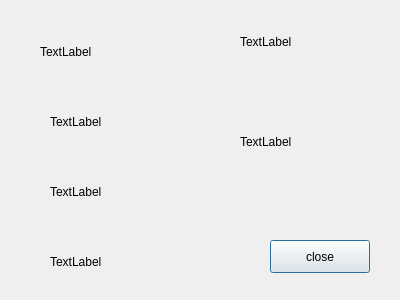
anashaybani/Bank, file showadminwindow.ui: the form before one commit.
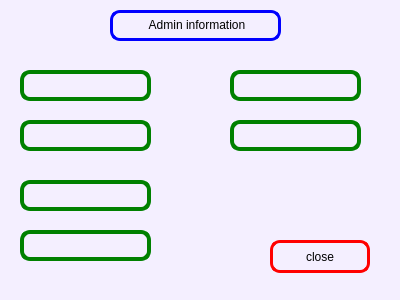
The form after the commit.

Patch:
```diff
--- a/showadminwindow.ui
+++ b/showadminwindow.ui
@@ -13,17 +13,28 @@
   <property name="windowTitle">
    <string>Dialog</string>
   </property>
+  <property name="styleSheet">
+   <string notr="true">background-color: rgb(244, 239, 255);
+color: rgb(0, 0, 0);</string>
+  </property>
   <widget class="QLabel" name="passwordLabel">
    <property name="geometry">
     <rect>
-     <x>240</x>
-     <y>130</y>
-     <width>72</width>
-     <height>24</height>
+     <x>230</x>
+     <y>120</y>
+     <width>131</width>
+     <height>31</height>
     </rect>
    </property>
+   <property name="styleSheet">
+    <string notr="true">border-radius:10px;
+
+color: rgb(0, 0, 0);
+border:4px solid green;
+f</string>
+   </property>
    <property name="text">
-    <string>TextLabel</string>
+    <string/>
    </property>
   </widget>
   <widget class="QPushButton" name="closeButton">
@@ -35,6 +46,12 @@
      <height>33</height>
     </rect>
    </property>
+   <property name="styleSheet">
+    <string notr="true">border-radius:10px;
+
+color: rgb(0, 0, 0);
+border:3px solid red;</string>
+   </property>
    <property name="text">
     <string>close</string>
    </property>
@@ -42,66 +59,121 @@
   <widget class="QLabel" name="usernameLabel">
    <property name="geometry">
     <rect>
-     <x>240</x>
-     <y>30</y>
-     <width>72</width>
-     <height>24</height>
+     <x>230</x>
+     <y>70</y>
+     <width>131</width>
+     <height>31</height>
     </rect>
    </property>
+   <property name="styleSheet">
+    <string notr="true">border-radius:10px;
+
+color: rgb(0, 0, 0);
+border:4px solid green;
+f</string>
+   </property>
    <property name="text">
-    <string>TextLabel</string>
+    <string/>
    </property>
   </widget>
   <widget class="QLabel" name="lastNameLabel">
    <property name="geometry">
     <rect>
-     <x>50</x>
-     <y>110</y>
-     <width>72</width>
-     <height>24</height>
+     <x>20</x>
+     <y>120</y>
+     <width>131</width>
+     <height>31</height>
     </rect>
    </property>
+   <property name="styleSheet">
+    <string notr="true">border-radius:10px;
+
+color: rgb(0, 0, 0);
+border:4px solid green;
+f</string>
+   </property>
    <property name="text">
-    <string>TextLabel</string>
+    <string/>
    </property>
   </widget>
   <widget class="QLabel" name="firstNameLabel">
    <property name="geometry">
     <rect>
-     <x>40</x>
-     <y>40</y>
-     <width>72</width>
-     <height>24</height>
+     <x>20</x>
+     <y>70</y>
+     <width>131</width>
+     <height>31</height>
     </rect>
    </property>
+   <property name="styleSheet">
+    <string notr="true">border-radius:10px;
+
+color: rgb(0, 0, 0);
+border:4px solid green;
+f</string>
+   </property>
    <property name="text">
-    <string>TextLabel</string>
+    <string/>
    </property>
   </widget>
   <widget class="QLabel" name="nationalCodeLabel">
    <property name="geometry">
     <rect>
-     <x>50</x>
+     <x>20</x>
      <y>180</y>
-     <width>72</width>
-     <height>24</height>
+     <width>131</width>
+     <height>31</height>
     </rect>
    </property>
+   <property name="styleSheet">
+    <string notr="true">border-radius:10px;
+
+color: rgb(0, 0, 0);
+border:4px solid green;
+f</string>
+   </property>
    <property name="text">
-    <string>TextLabel</string>
+    <string/>
    </property>
   </widget>
   <widget class="QLabel" name="ageLabel">
    <property name="geometry">
     <rect>
-     <x>50</x>
-     <y>250</y>
-     <width>72</width>
-     <height>24</height>
+     <x>20</x>
+     <y>230</y>
+     <width>131</width>
+     <height>31</height>
     </rect>
    </property>
+   <property name="styleSheet">
+    <string notr="true">border-radius:10px;
+
+color: rgb(0, 0, 0);
+border:4px solid green;
+f</string>
+   </property>
    <property name="text">
-    <string>TextLabel</string>
+    <string/>
+   </property>
+  </widget>
+  <widget class="QLabel" name="label">
+   <property name="geometry">
+    <rect>
+     <x>110</x>
+     <y>10</y>
+     <width>171</width>
+     <height>31</height>
+    </rect>
+   </property>
+   <property name="styleSheet">
+    <string notr="true">border-radius:10px;
+
+color: rgb(0, 0, 0);
+border:3px solid blue;
+f</string>
+   </property>
+   <property name="text">
+    <string>&lt;html&gt;&lt;head/&gt;&lt;body&gt;&lt;p align=&quot;center&quot;&gt;Admin information&lt;/p&gt;&lt;/body&gt;&lt;/html&gt;</string>
    </property>
   </widget>
  </widget>
```
